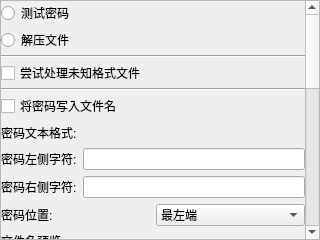
PPJUST/OnlyUnzip, file components/page_setting/res/page_setting.ui: the form before one commit.
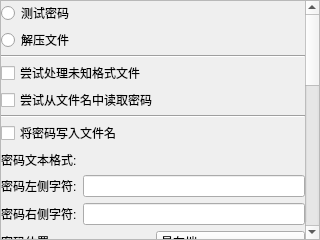
The form after the commit.

Commit message: 添加选项：从文件名中读取密码

Patch:
```diff
--- a/components/page_setting/res/page_setting.ui
+++ b/components/page_setting/res/page_setting.ui
@@ -40,7 +40,7 @@
         <x>0</x>
         <y>0</y>
         <width>301</width>
-        <height>611</height>
+        <height>610</height>
        </rect>
       </property>
       <layout class="QVBoxLayout" name="verticalLayout">
@@ -93,6 +93,13 @@
          </property>
         </widget>
        </item>
+       <item>
+        <widget class="QCheckBox" name="checkBox_read_password_from_filename">
+         <property name="text">
+          <string>尝试从文件名中读取密码</string>
+         </property>
+        </widget>
+       </item>
        <item>
         <widget class="Line" name="line_4">
          <property name="orientation">
```
The commit also changes 4 other files.
